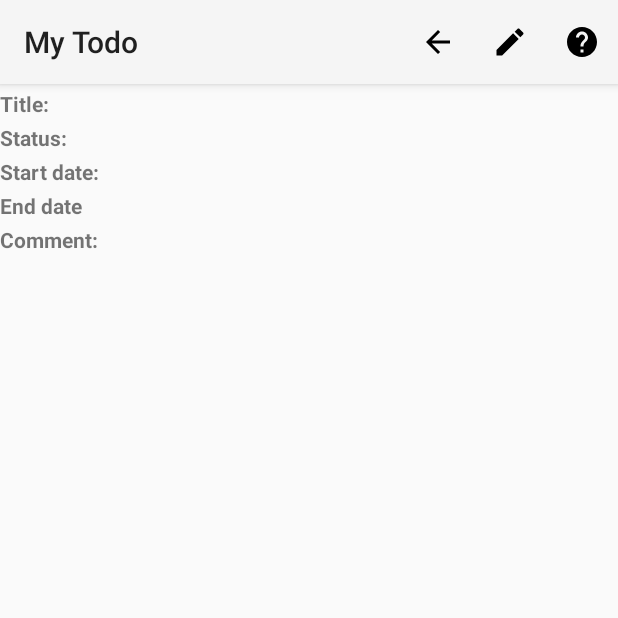
After one commit to iddekingej/MyToDo, an Android app: the ShowTodo screen opened directly, with no data from a screen before it, on a phone screen of 412 x 824 dp, the top half of it. The commit adds this screen. Run offline under Robolectric (Android 15) with nearby library versions, the phone set to English and light mode, and no system bars.

Commit message:
* Code cleanup * Set date seperator * Click todo , first show todo and then edit todo

```diff
--- a/app/src/main/java/org/elaya/mytodo/DataSource.java
+++ b/app/src/main/java/org/elaya/mytodo/DataSource.java
@@ -118,6 +118,19 @@ final class DataSource {
         return lHas;
     }
 
+    public String getStatusTextById(long pId)
+    {
+            Cursor lStatusCursor=db.rawQuery("select description from status where _id=?",new String[]{String.valueOf(pId)});
+            lStatusCursor.moveToFirst();
+            String lDescription;
+            if(!lStatusCursor.isAfterLast()){
+                lDescription=lStatusCursor.getString(0);
+            } else {
+                lDescription="";
+            }
+            lStatusCursor.close();
+            return lDescription;
+    }
 
     /**
      * List all to do items belonging to a project
@@ -149,6 +162,8 @@ final class DataSource {
         lTodoCursor.moveToFirst();
         return lTodoCursor;
     }
+
+
 
     /**
      * Add project to database
--- a/app/src/main/java/org/elaya/mytodo/Helpers.java
+++ b/app/src/main/java/org/elaya/mytodo/Helpers.java
@@ -10,6 +10,10 @@ import android.support.v7.app.AlertDialog;
  */
 
 class Helpers {
+    private Helpers()
+    {
+
+    }
     /**
      * Open help pages
      *
--- a/app/src/main/java/org/elaya/mytodo/ProjectActivity.java
+++ b/app/src/main/java/org/elaya/mytodo/ProjectActivity.java
@@ -171,10 +171,10 @@ public class ProjectActivity extends AppCompatActivity {
      */
     private void newProject(Bundle pData)
     {
-        long l_idProject=ds.addProject(pData.getString("projectName"));
+        long lIdProject=ds.addProject(pData.getString("projectName"));
         refreshList();
         if(pData.getBoolean("addTodo")){
-            openProjectById(l_idProject);
+            openProjectById(lIdProject);
         }
     }
 
--- /dev/null
+++ b/app/src/main/java/org/elaya/mytodo/ShowTodo.java
@@ -0,0 +1,117 @@
+package org.elaya.mytodo;
+
+import android.content.Intent;
+import android.support.v7.app.AppCompatActivity;
+import android.os.Bundle;
+import android.support.v7.widget.Toolbar;
+import android.view.Menu;
+import android.view.MenuItem;
+import android.widget.TextView;
+
+public class ShowTodo extends AppCompatActivity {
+
+    final static int REQ_EDIT =100;
+    TextView titleElement;
+    TextView statusElement;
+    TextView startDateElement;
+    TextView endDateElement;
+    TextView commentElement;
+    DataSource ds;
+
+    @Override
+    protected void onCreate(Bundle savedInstanceState) {
+        super.onCreate(savedInstanceState);
+        setContentView(R.layout.activity_show_todo);
+        Toolbar toolbar = (Toolbar) findViewById(R.id.toolbar);
+        setSupportActionBar(toolbar);
+
+        ds=DataSource.getSource();
+
+        titleElement=(TextView)findViewById(R.id.title);
+        statusElement=(TextView)findViewById(R.id.status);
+        startDateElement=(TextView)findViewById(R.id.startDate);
+        endDateElement=(TextView)findViewById(R.id.endDate);
+        commentElement=(TextView)findViewById(R.id.comment);
+
+        Intent lIntent=getIntent();
+        titleElement.setText(lIntent.getStringExtra("title"));
+        statusElement.setText(ds.getStatusTextById(lIntent.getLongExtra("id_status",-1)));
+        if(lIntent.hasExtra("startDate")) {
+            startDateElement.setText(DateHandler.getDateFromLong(lIntent.getLongExtra("startDate",-1)));
+        }
+        if(lIntent.hasExtra("endDate")){
+            endDateElement.setText(DateHandler.getDateFromLong(lIntent.getLongExtra("endDate",-1)));
+        }
+        commentElement.setText(lIntent.getStringExtra("comment"));
+    }
+
+    @Override
+    public boolean onCreateOptionsMenu(Menu pMenu) {
+        // Inflate the menu; this adds items to the action bar if it is present.
+        getMenuInflater().inflate(R.menu.show_todo, pMenu);
+        return super.onCreateOptionsMenu(pMenu);
+    }
+    public void editTodo()
+    {
+        Intent lIntent = new Intent(this,EditToDoActivity.class);
+        lIntent.putExtras(getIntent().getExtras());
+        startActivityForResult(lIntent, REQ_EDIT);
+    }
+
+
+    /**
+     * When an existing to do is edited this method saves the
+     * the data in the database
+     *
+     * @param pData Data returned from the To Do edit form
+     */
+
+    private void updateTodo(Intent pData)
+    {
+        long lId=pData.getLongExtra("_id",-1);
+        long lIdProject=pData.getLongExtra("id_project",-1);
+        long lIdStatus=pData.getLongExtra("id_status",-1);
+        String lTitle=pData.getStringExtra("title");
+        String lComment=pData.getStringExtra("comment");
+        Long lStartDate=null;
+        if(pData.hasExtra("startDate")){
+            lStartDate=pData.getLongExtra("startDate",-1);
+        }
+        Long lEndDate=null;
+        if(pData.hasExtra("endDate")){
+            lEndDate=pData.getLongExtra("endDate",-1);
+        }
+        ds.updateToDo(lId,lIdProject,lIdStatus,lTitle,lComment,lStartDate,lEndDate);
+    }
+
+
+    protected void onActivityResult(final int pRequestCode,
+                                    final int pResultCode, final Intent pIntent) {
+        if(RESULT_OK == pResultCode) {
+            if (REQ_EDIT == pRequestCode) {
+                updateTodo(pIntent);
+                setResult(RESULT_OK);
+                finish();
+            }
+        }
+
+    }
+
+
+
+
+    @Override
+    public boolean onOptionsItemSelected(MenuItem pItem) {
+        switch (pItem.getItemId()) {
+            case R.id.edit:
+                editTodo();
+                break;
+
+            case R.id.back:
+                setResult(RESULT_CANCELED);
+                finish();
+                break;
+        }
+        return true;
+    }
+}
--- /dev/null
+++ b/app/src/main/res/drawable/edit.xml
@@ -0,0 +1,9 @@
+<vector xmlns:android="http://schemas.android.com/apk/res/android"
+        android:width="24dp"
+        android:height="24dp"
+        android:viewportWidth="24.0"
+        android:viewportHeight="24.0">
+    <path
+        android:fillColor="#FF000000"
+        android:pathData="M3,17.25V21h3.75L17.81,9.94l-3.75,-3.75L3,17.25zM20.71,7.04c0.39,-0.39 0.39,-1.02 0,-1.41l-2.34,-2.34c-0.39,-0.39 -1.02,-0.39 -1.41,0l-1.83,1.83 3.75,3.75 1.83,-1.83z"/>
+</vector>
--- a/app/src/main/res/layout/activity_edit_project.xml
+++ b/app/src/main/res/layout/activity_edit_project.xml
@@ -43,6 +43,7 @@
         <LinearLayout
             android:layout_width="wrap_content"
             android:layout_height="wrap_content"
+            android:contentDescription="@string/Start_adding_todo"
             android:orientation="horizontal">
 
             <ImageButton
@@ -51,6 +52,7 @@
                 android:layout_height="wrap_content"
                 android:layout_weight="1"
                 android:onClick="saveGotoTodo"
+                android:contentDescription="@string/Start_adding_todo"
                 android:src="@drawable/save" />
 
             <TextView
--- a/app/src/main/res/layout/activity_edit_todo.xml
+++ b/app/src/main/res/layout/activity_edit_todo.xml
@@ -76,6 +76,7 @@
         style="@style/formLabel"
         android:layout_width="match_parent"
         android:layout_height="wrap_content"
+        android:labelFor="@+id/startDate"
         android:text="@string/label_start_date" />
 
     <LinearLayout
@@ -95,6 +96,7 @@
             android:layout_width="match_parent"
             android:layout_height="wrap_content"
             android:onClick="startDatePicker"
+            android:contentDescription="@string/label_start_date"
             android:src="@drawable/date" />
     </LinearLayout>
 
@@ -103,6 +105,7 @@
         style="@style/formLabel"
         android:layout_width="match_parent"
         android:layout_height="wrap_content"
+        android:labelFor="@+id/endDate"
         android:text="@string/label_end_date" />
 
     <LinearLayout
@@ -122,6 +125,7 @@
             android:layout_width="wrap_content"
             android:layout_height="wrap_content"
             android:onClick="endDatePicker"
+            android:contentDescription="@string/label_end_date"
             android:src="@drawable/date" />
 
     </LinearLayout>
--- a/app/src/main/res/layout/activity_settings.xml
+++ b/app/src/main/res/layout/activity_settings.xml
@@ -69,19 +69,19 @@
         android:layout_height="wrap_content">
 
             <RadioButton
-                android:id="@+id/radioButton6"
+                android:id="@+id/sep_minus"
                 android:layout_width="match_parent"
                 android:layout_height="wrap_content"
                 android:text="@string/opt_minus" />
 
             <RadioButton
-                android:id="@+id/radioButton5"
+                android:id="@+id/sep_slash"
                 android:layout_width="match_parent"
                 android:layout_height="wrap_content"
                 android:text="@string/opt_slash" />
 
             <RadioButton
-                android:id="@+id/radioButton4"
+                android:id="@+id/sep_dot"
                 android:layout_width="match_parent"
                 android:layout_height="wrap_content"
                 android:text="@string/opt_dot" />
--- /dev/null
+++ b/app/src/main/res/layout/activity_show_todo.xml
@@ -0,0 +1,97 @@
+<?xml version="1.0" encoding="utf-8"?>
+<LinearLayout xmlns:android="http://schemas.android.com/apk/res/android"
+    xmlns:app="http://schemas.android.com/apk/res-auto"
+    xmlns:tools="http://schemas.android.com/tools"
+    android:layout_width="match_parent"
+    android:layout_height="match_parent"
+    android:orientation="vertical"
+    tools:context="org.elaya.mytodo.ShowTodo">
+
+    <android.support.design.widget.AppBarLayout
+        android:id="@+id/appbarLayout"
+        android:layout_width="match_parent"
+        android:layout_height="wrap_content"
+        android:layout_alignParentTop="true"
+        android:theme="@style/AppTheme.AppBarOverlay">
+
+        <android.support.v7.widget.Toolbar
+            android:id="@+id/toolbar"
+            android:layout_width="match_parent"
+            android:layout_height="?attr/actionBarSize"
+            android:background="?attr/colorPrimary"
+            app:popupTheme="@style/AppTheme.PopupOverlay" />
+
+    </android.support.design.widget.AppBarLayout>
+
+    <GridLayout
+        android:layout_width="match_parent"
+        android:layout_height="wrap_content"
+        android:columnCount="2">
+
+        <TextView
+            android:id="@+id/editText"
+            style="@style/showLabel"
+            android:layout_width="wrap_content"
+            android:layout_height="wrap_content"
+            android:text="@string/label_todo_title" />
+
+        <TextView
+            android:id="@+id/title"
+            android:layout_width="wrap_content"
+            android:layout_height="wrap_content"
+            android:text=""/>
+
+        <TextView
+            android:id="@+id/textView14"
+            style="@style/showLabel"
+            android:layout_width="wrap_content"
+            android:layout_height="wrap_content"
+            android:text="@string/label_todo_status" />
+
+        <TextView
+            android:id="@+id/status"
+            android:layout_width="wrap_content"
+            android:layout_height="wrap_content" />
+
+        <TextView
+            android:id="@+id/editText3"
+            style="@style/showLabel"
+            android:layout_width="wrap_content"
+            android:layout_height="wrap_content"
+            android:text="@string/label_start_date" />
+
+        <TextView
+            android:id="@+id/startDate"
+            android:layout_width="wrap_content"
+            android:layout_height="wrap_content"
+            android:text="" />
+
+        <TextView
+            android:id="@+id/textView12"
+            style="@style/showLabel"
+            android:layout_width="wrap_content"
+            android:layout_height="wrap_content"
+            android:text="@string/label_end_date" />
+
+        <TextView
+            android:id="@+id/endDate"
+            android:layout_width="wrap_content"
+            android:layout_height="wrap_content" />
+
+    </GridLayout>
+
+    <TextView
+        android:id="@+id/editText5"
+        style="@style/showLabel"
+        android:layout_width="match_parent"
+        android:layout_height="wrap_content"
+        android:text="@string/label_todo_comment" />
+
+    <TextView
+        android:id="@+id/comment"
+        android:layout_width="match_parent"
+        android:layout_height="wrap_content"
+        android:text=""
+         />
+
+</LinearLayout>
--- /dev/null
+++ b/app/src/main/res/menu/show_todo.xml
@@ -0,0 +1,25 @@
+<?xml version="1.0" encoding="utf-8"?>
+<menu
+    xmlns:android="http://schemas.android.com/apk/res/android"
+    xmlns:app="http://schemas.android.com/apk/res-auto"
+    >
+    <item
+        android:id="@+id/back"
+        android:title="@string/action_back"
+        android:icon="@drawable/back"
+        app:showAsAction="always"
+        />
+    <item
+        android:id="@+id/edit"
+        android:title="@string/show_edit_todo"
+        android:icon="@drawable/edit"
+        app:showAsAction="always"
+        />
+
+    <item
+        android:id="@+id/help"
+        android:title="@string/help"
+        android:icon="@drawable/help"
+        app:showAsAction="always"
+        />
+</menu>
--- a/app/src/main/res/values/styles.xml
+++ b/app/src/main/res/values/styles.xml
@@ -42,6 +42,12 @@
         <item name="android:layout_marginBottom">3dp</item>
     </style>
 
+    <style name="showLabel" parent="android:Widget.TextView">
+        <item name="android:textStyle">bold</item>
+        <item name="android:layout_marginEnd">10dp</item>
+        <item name="android:layout_marginTop">3dp</item>
+    </style>
+
     <style name='num_started' parent="android:Widget.TextView">
         <item name='android:textColor'>#009900</item>
 
```
Also changed, not shown: app/src/main/AndroidManifest.xml (+6 -6 lines), app/src/main/java/org/elaya/mytodo/Settings.java (+27 -8 lines), app/src/main/java/org/elaya/mytodo/SettingsEditor.java (+22 -1 lines), app/src/main/java/org/elaya/mytodo/TodoActivity.java (+7 -32 lines), app/src/main/res/values/strings.xml (+6 -5 lines).
